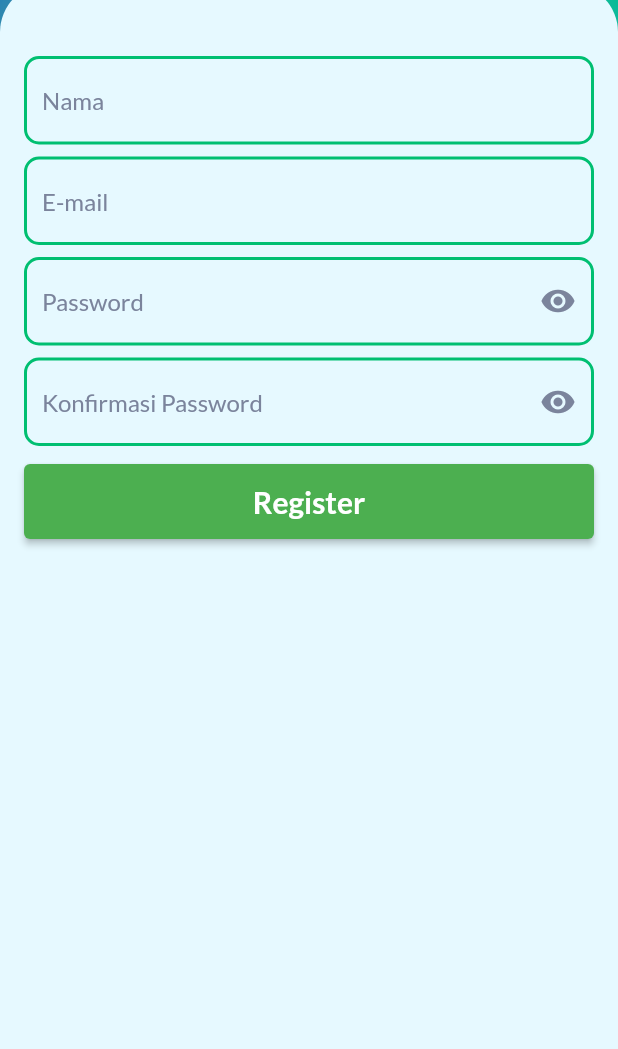
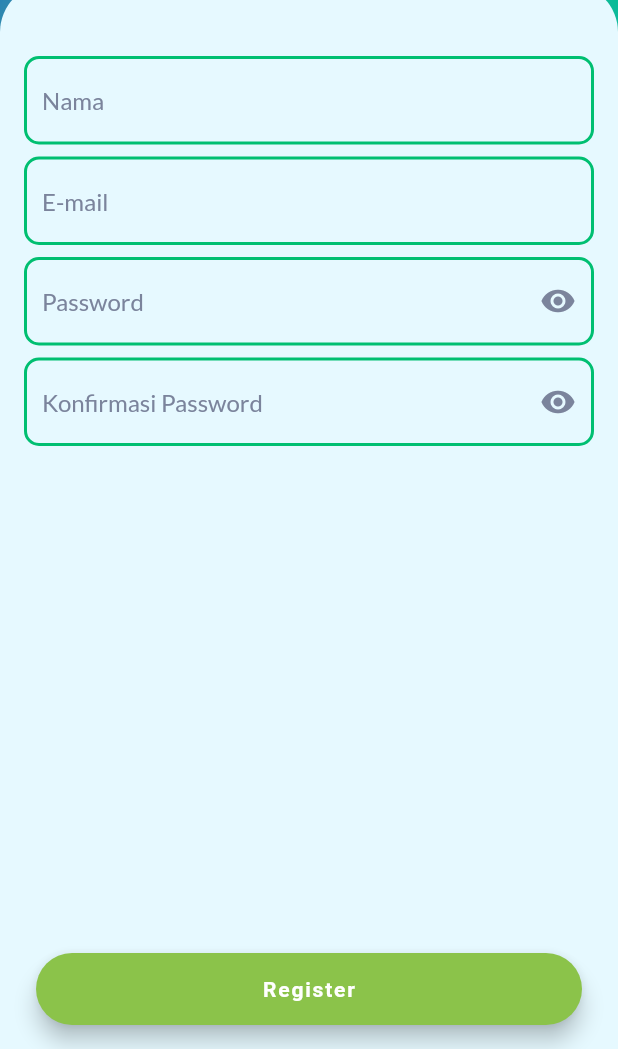
Before and after one commit to rizkiazka99/Al-Quran-App, a Flutter app: the RegisterScreen screen opened by its route, on a phone screen of 412 x 824 dp, the part 187-1236 px from its top. Run offline on Flutter 3.47's test engine with Material 2 defaults, Android fonts, the phone set to English and light mode, and no system bars; our stand-ins replace audioplayers, cloud_firestore, dio, firebase_auth, firebase_core, get and 2 more; accounts and stored records are empty; network calls fail.

Commit message:
update progress

```diff
--- a/lib/modules/view/auth/register_screen.dart
+++ b/lib/modules/view/auth/register_screen.dart
@@ -1,6 +1,7 @@
 import 'package:alquranapp/core/values/colors.dart';
 import 'package:alquranapp/modules/controller/auth/register_controller.dart';
 import 'package:alquranapp/modules/widget/authentication_button.dart';
+import 'package:alquranapp/modules/widget/primary_button_navigation_bar.dart';
 import 'package:flutter/material.dart';
 import 'package:get/get.dart';
 import 'package:google_fonts/google_fonts.dart';
@@ -28,6 +29,17 @@ class _RegisterScreenState extends State<RegisterScreen> {
       ),
       child: Scaffold(
         backgroundColor: Colors.transparent,
+        bottomNavigationBar: Container(
+          decoration: const BoxDecoration(
+            color: paleBlueLight
+          ),
+          child: PrimaryButtonBottomNavigationBar(
+            onPressed: () {
+              controller.signup(context);
+            },
+            title: 'Register'
+          ),
+        ),
         body: SafeArea(
           child: SingleChildScrollView(
             physics: const NeverScrollableScrollPhysics(),
@@ -151,14 +163,7 @@ class _RegisterScreenState extends State<RegisterScreen> {
                                 return "Password harus memiliki minimal 8 karakter";
                               }
                             },
-                          )),
-                          const SizedBox(height: 12),
-                          AuthenticationButton(
-                            onPressed: () {
-                              controller.signup(context);
-                            },
-                            buttonText: 'Register'
-                          )
+                          ))
                         ],
                       ),
                     ),
--- a/lib/modules/widget/authentication_form.dart
+++ b/lib/modules/widget/authentication_form.dart
@@ -1,6 +1,5 @@
 import 'package:alquranapp/core/values/colors.dart';
 import 'package:flutter/material.dart';
-import 'package:get/get.dart';
 import 'package:google_fonts/google_fonts.dart';
 
 class AuthenticationForm extends StatefulWidget {
--- /dev/null
+++ b/lib/modules/widget/primary_button_navigation_bar.dart
@@ -0,0 +1,35 @@
+import 'package:alquranapp/core/values/colors.dart';
+import 'package:alquranapp/core/values/fonts.dart';
+import 'package:flutter/material.dart';
+
+class PrimaryButtonBottomNavigationBar extends StatelessWidget {
+  final String title;
+  final onPressed;
+
+  const PrimaryButtonBottomNavigationBar({
+    Key? key,
+    required this.title,
+    this.onPressed
+  }) : super(key: key);
+
+  @override
+  Widget build(BuildContext context) {
+    return Padding(
+      padding: const EdgeInsets.symmetric(horizontal: 24, vertical: 16),
+      child: Container(
+        width: MediaQuery.of(context).size.width,
+        child: FloatingActionButton.extended(
+          materialTapTargetSize: MaterialTapTargetSize.shrinkWrap,
+          backgroundColor:
+              onPressed == null ? backgroundColorPrimary : Colors.lightGreen,
+          label: Text(
+            title,
+            style: buttonMd(
+                color: onPressed == null ? iconColorPrimary : Colors.white),
+          ),
+          onPressed: onPressed ?? () {},
+        ),
+      ),
+    );
+  }
+}
```
Also changed, not shown: lib/modules/view/content/home_screen.dart (+75 -103 lines), lib/modules/widget/search_bar.dart (added, +120 -0 lines), lib/data/models/new_api/surah_content_response.dart (indentation only).
